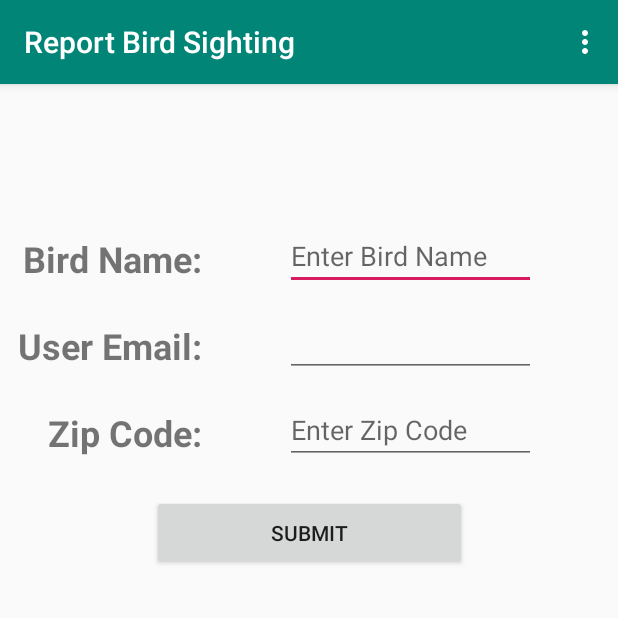
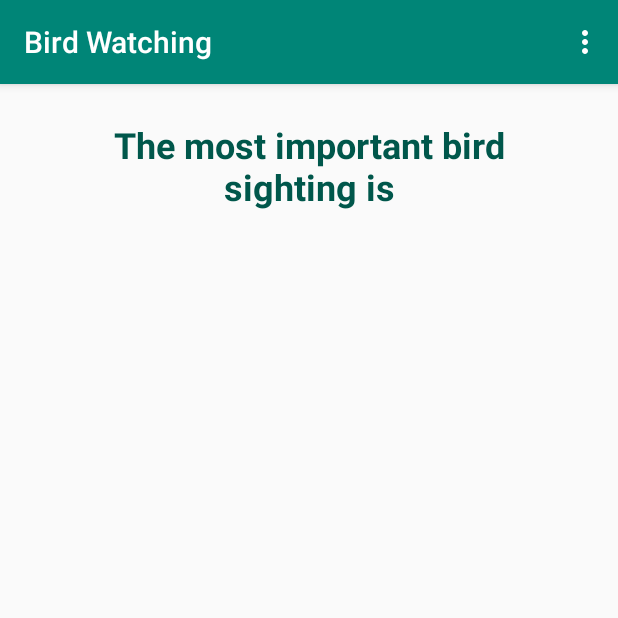
Before and after one commit to vishplease/BirdWatching, an Android app: the screen it shows after launch once a user with an empty profile is signed in (MainActivity before the commit, ImportanceActivity after it), on a phone screen of 412 x 824 dp, the top half of it. Run offline under Robolectric (Android 15) with nearby library versions, the phone set to English and light mode, and no system bars; our stand-ins replace Firebase (no records; nobody signed in at launch, a user with empty details on screens opened directly).

Commit message:
completed in class assignment

```diff
--- a/app/src/main/AndroidManifest.xml
+++ b/app/src/main/AndroidManifest.xml
@@ -9,7 +9,8 @@
         android:roundIcon="@mipmap/ic_launcher_round"
         android:supportsRtl="true"
         android:theme="@style/AppTheme">
-        <activity android:name=".MainActivity"></activity>
+        <activity android:name=".ImportanceActivity"></activity>
+        <activity android:name=".MainActivity" />
         <activity android:name=".Search" />
         <activity android:name=".LoginActivity">
             <intent-filter>
--- /dev/null
+++ b/app/src/main/java/com/example/birdwatching/ImportanceActivity.java
@@ -0,0 +1,108 @@
+package com.example.birdwatching;
+
+import androidx.annotation.NonNull;
+import androidx.annotation.Nullable;
+import androidx.appcompat.app.AppCompatActivity;
+
+import android.content.Intent;
+import android.os.Bundle;
+import android.view.Menu;
+import android.view.MenuInflater;
+import android.view.MenuItem;
+import android.widget.TextView;
+import android.widget.Toast;
+
+import com.google.firebase.auth.FirebaseAuth;
+import com.google.firebase.auth.FirebaseUser;
+import com.google.firebase.database.ChildEventListener;
+import com.google.firebase.database.DataSnapshot;
+import com.google.firebase.database.DatabaseError;
+import com.google.firebase.database.DatabaseReference;
+import com.google.firebase.database.FirebaseDatabase;
+
+public class ImportanceActivity extends AppCompatActivity {
+
+    TextView textViewImportanceHeadline;
+
+
+    @Override
+    protected void onCreate(Bundle savedInstanceState) {
+        super.onCreate(savedInstanceState);
+        setContentView(R.layout.activity_importance);
+
+        textViewImportanceHeadline = findViewById(R.id.textViewImportanceHeadline);
+
+        FirebaseDatabase database = FirebaseDatabase.getInstance();
+        final DatabaseReference myRef = database.getReference("birdsightings");
+
+        myRef.orderByChild("sightingImportance").limitToLast(1).addChildEventListener(new ChildEventListener() {
+            @Override
+            public void onChildAdded(@NonNull DataSnapshot dataSnapshot, @Nullable String s) {
+                BirdSighting foundSighting = dataSnapshot.getValue(BirdSighting.class);
+
+                String findName = foundSighting.personName;
+                String findBird = foundSighting.birdName;
+                Integer findZip = foundSighting.zipCode;
+                Integer findImportance = foundSighting.sightingImportance;
+
+                textViewImportanceHeadline.setText("The most important bird found is " + findBird + " found by " + findName + " in zip code " + findZip + ". The importance level is " + findImportance + ".");
+
+            }
+
+            @Override
+            public void onChildChanged(@NonNull DataSnapshot dataSnapshot, @Nullable String s) {
+
+            }
+
+            @Override
+            public void onChildRemoved(@NonNull DataSnapshot dataSnapshot) {
+
+            }
+
+            @Override
+            public void onChildMoved(@NonNull DataSnapshot dataSnapshot, @Nullable String s) {
+
+            }
+
+            @Override
+            public void onCancelled(@NonNull DatabaseError databaseError) {
+
+            }
+        });
+
+    }
+
+
+    @Override
+    public boolean onCreateOptionsMenu(Menu menu) {
+        MenuInflater inflater = getMenuInflater(); //declare object
+        inflater.inflate(R.menu.mainmenu, menu); //inflate menu in activity
+        return super.onCreateOptionsMenu(menu);
+    }
+
+    @Override
+    public boolean onOptionsItemSelected(@NonNull MenuItem item) {
+
+        if(item.getItemId() == R.id.itemReport) {
+            Intent intent = new Intent(this, MainActivity.class);
+            startActivity(intent);
+
+        } else if (item.getItemId() == R.id.itemSearch){
+
+            Intent itemSearchIntent = new Intent(this, Search.class);
+            startActivity(itemSearchIntent);
+        } else if (item.getItemId() == R.id.itemLogOut) {
+
+            FirebaseAuth.getInstance().signOut();
+            Toast.makeText(this, "Log out successful", Toast.LENGTH_LONG).show();
+            Intent intent = new Intent(ImportanceActivity.this, LoginActivity.class);
+            startActivity(intent);
+        } else if (item.getItemId() == R.id.itemImportance) {
+
+            Toast.makeText(this, "You are already on the Item Importance page", Toast.LENGTH_SHORT).show();
+        }
+
+
+        return super.onOptionsItemSelected(item);
+    }
+}
--- a/app/src/main/java/com/example/birdwatching/LoginActivity.java
+++ b/app/src/main/java/com/example/birdwatching/LoginActivity.java
@@ -57,7 +57,7 @@ public class LoginActivity extends AppCompatActivity implements View.OnClickList
             String userName = currentUser.getEmail();
             Toast.makeText(this, "Logged in as "+userName, Toast.LENGTH_LONG).show();
 
-            Intent intent = new Intent(LoginActivity.this, MainActivity.class);
+            Intent intent = new Intent(LoginActivity.this, ImportanceActivity.class);
             startActivity(intent);
         }
     }
@@ -116,7 +116,7 @@ public class LoginActivity extends AppCompatActivity implements View.OnClickList
                         if (task.isSuccessful()) {
                             // Take user to Upcoming Trips Activity when login is successful
                             loginSuccess();
-                            Intent intent = new Intent(LoginActivity.this, MainActivity.class);
+                            Intent intent = new Intent(LoginActivity.this, ImportanceActivity.class);
                             startActivity(intent);
                         } else {
                             // If sign in fails, display a message to the user.
--- a/app/src/main/java/com/example/birdwatching/MainActivity.java
+++ b/app/src/main/java/com/example/birdwatching/MainActivity.java
@@ -111,6 +111,7 @@ public class MainActivity extends AppCompatActivity implements View.OnClickListe
 
             Intent itemSearchIntent = new Intent(this, Search.class);
             startActivity(itemSearchIntent);
+
         } else if (item.getItemId() == R.id.itemLogOut) {
 
             FirebaseAuth.getInstance().signOut();
@@ -119,6 +120,9 @@ public class MainActivity extends AppCompatActivity implements View.OnClickListe
             startActivity(intent);
 
 
+        } else if (item.getItemId() == R.id.itemImportance) {
+            Intent intent = new Intent(this, ImportanceActivity.class);
+            startActivity(intent);
         }
 
 
--- /dev/null
+++ b/app/src/main/res/layout/activity_importance.xml
@@ -0,0 +1,23 @@
+<?xml version="1.0" encoding="utf-8"?>
+<androidx.constraintlayout.widget.ConstraintLayout xmlns:android="http://schemas.android.com/apk/res/android"
+    xmlns:app="http://schemas.android.com/apk/res-auto"
+    xmlns:tools="http://schemas.android.com/tools"
+    android:layout_width="match_parent"
+    android:layout_height="match_parent"
+    tools:context=".ImportanceActivity">
+
+    <TextView
+        android:id="@+id/textViewImportanceHeadline"
+        android:layout_width="343dp"
+        android:layout_height="565dp"
+        android:layout_marginTop="24dp"
+        android:text="@string/importanceheader"
+        android:textAlignment="center"
+        android:textColor="?attr/actionModeSplitBackground"
+        android:textSize="24sp"
+        android:textStyle="bold"
+        app:layout_constraintEnd_toEndOf="parent"
+        app:layout_constraintStart_toStartOf="parent"
+        app:layout_constraintTop_toTopOf="parent" />
+
+</androidx.constraintlayout.widget.ConstraintLayout>
--- a/app/src/main/res/menu/mainmenu.xml
+++ b/app/src/main/res/menu/mainmenu.xml
@@ -2,6 +2,9 @@
 <menu xmlns:app="http://schemas.android.com/apk/res-auto"
     xmlns:android="http://schemas.android.com/apk/res/android">
 
+    <item
+        android:id="@+id/itemImportance"
+        android:title="@string/importancemenu" />
     <item
         android:id="@+id/itemReport"
         android:title="@string/report" />
--- a/app/src/main/res/values/strings.xml
+++ b/app/src/main/res/values/strings.xml
@@ -41,5 +41,10 @@
 
     <string name="addimportance">Add Importance</string>
 
+    <string name="importanceheader">The most important bird sighting is</string>
+
+    <string name="importancemenu">Most Important Sighting</string>
+
+
 
 </resources>
```
Also changed, not shown: app/src/main/java/com/example/birdwatching/Search.java (+5 -6 lines).
